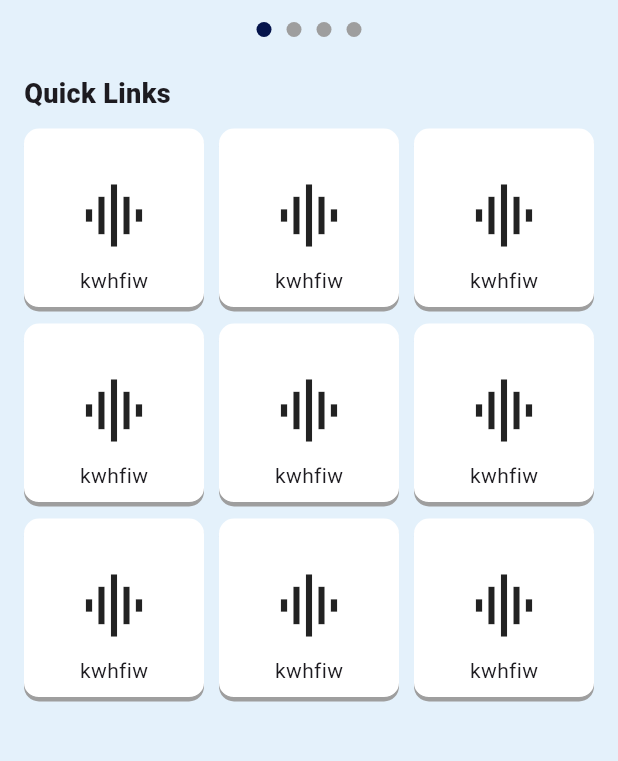
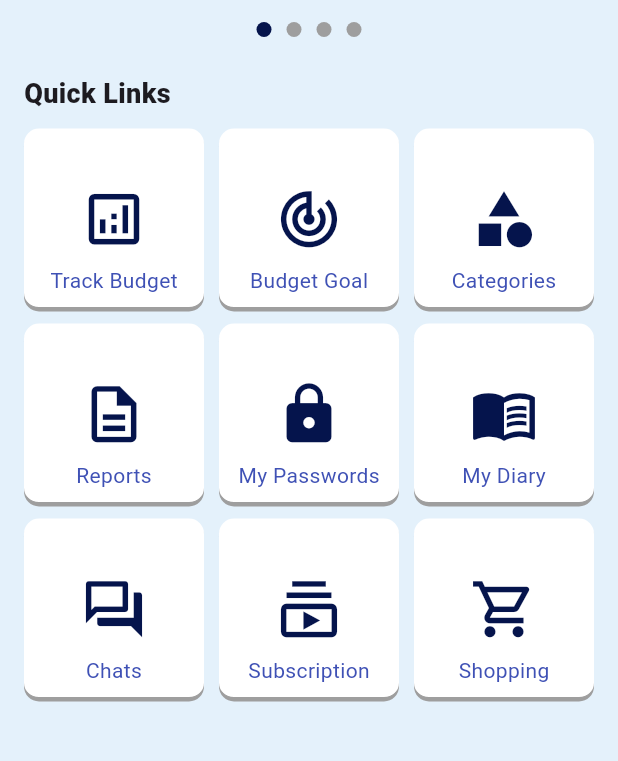
Before and after one commit to AthiraaAthi/project_way, a Flutter app: the HomeScreen screen opened directly, on a phone screen of 412 x 824 dp, the part 461-1222 px from its top. Run offline on Flutter 3.47's test engine with Material 3 defaults, Android fonts, the phone set to English and light mode, and no system bars; drawn by our look-alikes of carousel_slider; our stand-ins replace pinput.

Commit message:
completed homescreen ui

```diff
--- a/lib/view/home_screen/home_screen.dart
+++ b/lib/view/home_screen/home_screen.dart
@@ -17,6 +17,28 @@ class _HomeScreenState extends State<HomeScreen> {
     "assets/images/carousal.png",
     ImageConstant.Logo,
     "assets/images/carousal.png",
+  ];
+  List<String> myText = [
+    "Track Budget",
+    "Budget Goal",
+    "Categories",
+    "Reports",
+    "My Passwords",
+    "My Diary",
+    "Chats",
+    "Subscription",
+    "Shopping"
+  ];
+  List<IconData> MyIcons = [
+    Icons.analytics_outlined,
+    Icons.track_changes,
+    Icons.category,
+    Icons.description_outlined,
+    Icons.lock,
+    Icons.menu_book,
+    Icons.forum_outlined,
+    Icons.subscriptions_outlined,
+    Icons.shopping_cart_outlined
   ];
   int currentIndex = 0;
   bool isSelected = false;
@@ -165,12 +187,13 @@ class _HomeScreenState extends State<HomeScreen> {
                   itemCount: 9,
                   shrinkWrap: true,
                   gridDelegate: SliverGridDelegateWithFixedCrossAxisCount(
-                      crossAxisCount: 3,
-                      crossAxisSpacing: 10,
-                      mainAxisSpacing: 10),
+                    crossAxisCount: 3,
+                    crossAxisSpacing: 10,
+                    mainAxisSpacing: 10,
+                  ),
                   itemBuilder: (context, index) => Container(
-                    height: 80,
-                    width: 80,
+                    // height: 80,
+                    // width: 80,
                     decoration: BoxDecoration(
                       boxShadow: [
                         BoxShadow(color: Colors.grey, offset: Offset(0, 2))
@@ -183,12 +206,16 @@ class _HomeScreenState extends State<HomeScreen> {
                       mainAxisAlignment: MainAxisAlignment.end,
                       children: [
                         Icon(
-                          Icons.graphic_eq,
-                          size: 50,
+                          MyIcons[index],
+                          size: 45,
+                          color: ColorConstant.defIndigo,
                         ),
                         Padding(
                           padding: const EdgeInsets.all(8.0),
-                          child: Text("kwhfiw"),
+                          child: Text(
+                            myText[index],
+                            style: TextStyle(color: Colors.indigo),
+                          ),
                         ),
                       ],
                     ),
```
